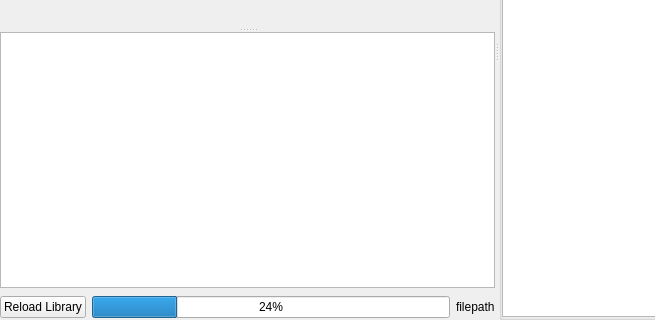
Above: src/GUI/Library/GUI_LocalLibrary.ui from Inferno214221/sayonara-player before the change; both pictures show x 0 to 655 and y 246 to 566 of the 753 by 566 pixel window. Below: the same form after it.
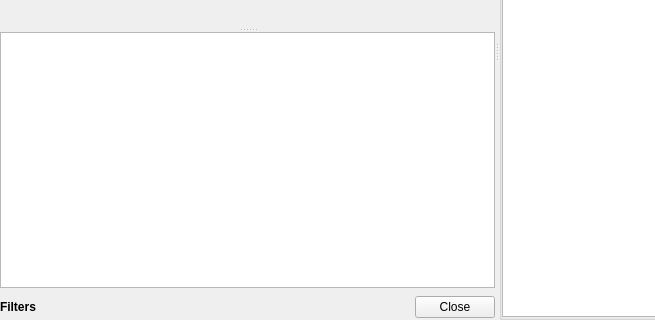
That is the form after the change. The open tabs and pages were chosen to show the change. Custom widgets are drawn as their Qt base class.

```diff
--- a/src/GUI/Library/GUI_LocalLibrary.ui
+++ b/src/GUI/Library/GUI_LocalLibrary.ui
@@ -354,9 +354,29 @@
               </property>
              </widget>
             </item>
+            <item>
+             <spacer name="horizontalSpacer_3">
+              <property name="orientation">
+               <enum>Qt::Horizontal</enum>
+              </property>
+              <property name="sizeHint" stdset="0">
+               <size>
+                <width>40</width>
+                <height>20</height>
+               </size>
+              </property>
+             </spacer>
+            </item>
+            <item>
+             <widget class="QProgressBar" name="pb_progress">
+              <property name="value">
+               <number>24</number>
+              </property>
+             </widget>
+            </item>
            </layout>
           </widget>
-          <widget class="QWidget" name="widget_extensions">
+          <widget class="QWidget" name="widget_extension_container">
            <layout class="QHBoxLayout" name="horizontalLayout_5">
             <property name="spacing">
              <number>10</number>
@@ -392,6 +412,44 @@
               </property>
              </widget>
             </item>
+            <item>
+             <widget class="QWidget" name="widget_extensions" native="true">
+              <layout class="QHBoxLayout" name="horizontalLayout_3">
+               <property name="leftMargin">
+                <number>0</number>
+               </property>
+               <property name="topMargin">
+                <number>0</number>
+               </property>
+               <property name="rightMargin">
+                <number>0</number>
+               </property>
+               <property name="bottomMargin">
+                <number>0</number>
+               </property>
+              </layout>
+             </widget>
+            </item>
+            <item>
+             <spacer name="horizontalSpacer_2">
+              <property name="orientation">
+               <enum>Qt::Horizontal</enum>
+              </property>
+              <property name="sizeHint" stdset="0">
+               <size>
+                <width>40</width>
+                <height>20</height>
+               </size>
+              </property>
+             </spacer>
+            </item>
+            <item>
+             <widget class="QPushButton" name="btn_close_extensions">
+              <property name="text">
+               <string>Close</string>
+              </property>
+             </widget>
+            </item>
            </layout>
           </widget>
          </widget>
```
Left out of the diff: 9 changed lines with no effect on the pictures.
